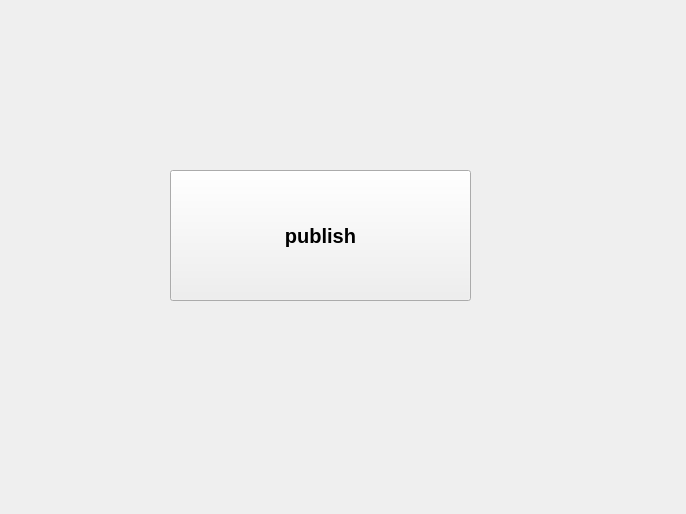
The window that tools/beam_publish/publish/ui/publish_ui.ui (liangyongg/Beam_Tools) describes before a commit, drawn with Qt 5.
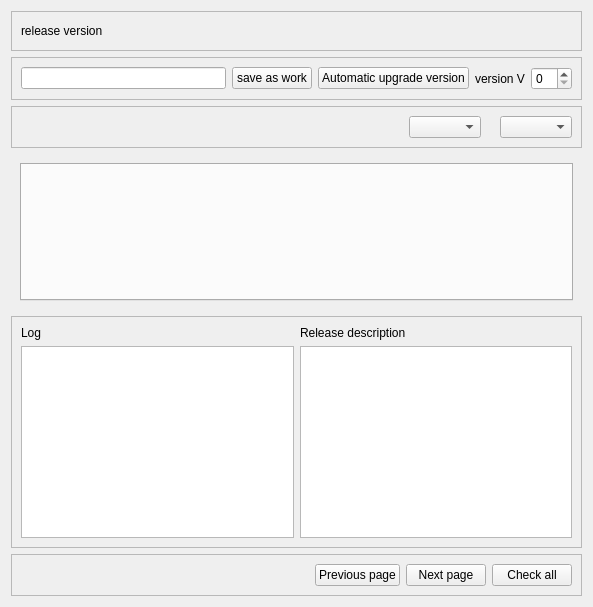
The same window after the commit.

The edit to the form file:
```diff
--- a/tools/beam_publish/publish/ui/publish_ui.ui
+++ b/tools/beam_publish/publish/ui/publish_ui.ui
@@ -6,33 +6,230 @@
    <rect>
     <x>0</x>
     <y>0</y>
-    <width>686</width>
-    <height>514</height>
+    <width>593</width>
+    <height>607</height>
    </rect>
   </property>
   <property name="windowTitle">
    <string>Form</string>
   </property>
-  <widget class="QPushButton" name="pushButton">
-   <property name="geometry">
-    <rect>
-     <x>170</x>
-     <y>170</y>
-     <width>301</width>
-     <height>131</height>
-    </rect>
-   </property>
-   <property name="font">
-    <font>
-     <pointsize>15</pointsize>
-     <weight>75</weight>
-     <bold>true</bold>
-    </font>
-   </property>
-   <property name="text">
-    <string>publish</string>
-   </property>
-  </widget>
+  <layout class="QVBoxLayout" name="verticalLayout_4">
+   <item>
+    <widget class="QFrame" name="frame">
+     <property name="frameShape">
+      <enum>QFrame::StyledPanel</enum>
+     </property>
+     <property name="frameShadow">
+      <enum>QFrame::Raised</enum>
+     </property>
+     <layout class="QHBoxLayout" name="horizontalLayout">
+      <item>
+       <widget class="QLabel" name="version_label">
+        <property name="text">
+         <string>release version</string>
+        </property>
+       </widget>
+      </item>
+      <item>
+       <spacer name="horizontalSpacer">
+        <property name="orientation">
+         <enum>Qt::Horizontal</enum>
+        </property>
+        <property name="sizeHint" stdset="0">
+         <size>
+          <width>417</width>
+          <height>20</height>
+         </size>
+        </property>
+       </spacer>
+      </item>
+     </layout>
+    </widget>
+   </item>
+   <item>
+    <widget class="QFrame" name="frame_2">
+     <property name="frameShape">
+      <enum>QFrame::StyledPanel</enum>
+     </property>
+     <property name="frameShadow">
+      <enum>QFrame::Raised</enum>
+     </property>
+     <layout class="QHBoxLayout" name="horizontalLayout_2">
+      <item>
+       <widget class="QLineEdit" name="version_lineEdit"/>
+      </item>
+      <item>
+       <widget class="QPushButton" name="save_as_work_pushButton">
+        <property name="text">
+         <string>save as work</string>
+        </property>
+       </widget>
+      </item>
+      <item>
+       <widget class="QPushButton" name="Automatic_upgrade_version_pushButton">
+        <property name="text">
+         <string>Automatic upgrade version</string>
+        </property>
+       </widget>
+      </item>
+      <item>
+       <widget class="QLabel" name="label_2">
+        <property name="text">
+         <string>version V</string>
+        </property>
+       </widget>
+      </item>
+      <item>
+       <widget class="QSpinBox" name="version_spinBox"/>
+      </item>
+     </layout>
+    </widget>
+   </item>
+   <item>
+    <widget class="QFrame" name="frame_3">
+     <property name="frameShape">
+      <enum>QFrame::StyledPanel</enum>
+     </property>
+     <property name="frameShadow">
+      <enum>QFrame::Raised</enum>
+     </property>
+     <layout class="QHBoxLayout" name="horizontalLayout_3">
+      <item>
+       <spacer name="horizontalSpacer_2">
+        <property name="orientation">
+         <enum>Qt::Horizontal</enum>
+        </property>
+        <property name="sizeHint" stdset="0">
+         <size>
+          <width>349</width>
+          <height>20</height>
+         </size>
+        </property>
+       </spacer>
+      </item>
+      <item>
+       <widget class="QComboBox" name="shot_asset_comboBox"/>
+      </item>
+      <item>
+       <widget class="QLabel" name="publish_step_label">
+        <property name="text">
+         <string/>
+        </property>
+       </widget>
+      </item>
+      <item>
+       <widget class="QComboBox" name="task_comboBox"/>
+      </item>
+     </layout>
+    </widget>
+   </item>
+   <item>
+    <widget class="QWidget" name="widget" native="true">
+     <layout class="QVBoxLayout" name="verticalLayout">
+      <item>
+       <widget class="QTabWidget" name="publish_work_tabWidget">
+        <property name="currentIndex">
+         <number>-1</number>
+        </property>
+       </widget>
+      </item>
+     </layout>
+    </widget>
+   </item>
+   <item>
+    <widget class="QFrame" name="frame_4">
+     <property name="frameShape">
+      <enum>QFrame::StyledPanel</enum>
+     </property>
+     <property name="frameShadow">
+      <enum>QFrame::Raised</enum>
+     </property>
+     <layout class="QHBoxLayout" name="horizontalLayout_4">
+      <item>
+       <layout class="QVBoxLayout" name="verticalLayout_2">
+        <item>
+         <widget class="QLabel" name="label_3">
+          <property name="text">
+           <string>Log</string>
+          </property>
+         </widget>
+        </item>
+        <item>
+         <widget class="QTextBrowser" name="publish_out_info_textBrowser"/>
+        </item>
+       </layout>
+      </item>
+      <item>
+       <layout class="QVBoxLayout" name="verticalLayout_3">
+        <item>
+         <widget class="QLabel" name="label_4">
+          <property name="text">
+           <string>Release description</string>
+          </property>
+         </widget>
+        </item>
+        <item>
+         <widget class="QPlainTextEdit" name="publish_info_plainTextEdit"/>
+        </item>
+       </layout>
+      </item>
+     </layout>
+    </widget>
+   </item>
+   <item>
+    <widget class="QFrame" name="frame_5">
+     <property name="frameShape">
+      <enum>QFrame::StyledPanel</enum>
+     </property>
+     <property name="frameShadow">
+      <enum>QFrame::Raised</enum>
+     </property>
+     <layout class="QHBoxLayout" name="horizontalLayout_5">
+      <item>
+       <spacer name="horizontalSpacer_3">
+        <property name="orientation">
+         <enum>Qt::Horizontal</enum>
+        </property>
+        <property name="sizeHint" stdset="0">
+         <size>
+          <width>224</width>
+          <height>20</height>
+         </size>
+        </property>
+       </spacer>
+      </item>
+      <item>
+       <widget class="QPushButton" name="Previous_page_pushButton">
+        <property name="text">
+         <string>Previous page</string>
+        </property>
+       </widget>
+      </item>
+      <item>
+       <widget class="QPushButton" name="Next_page_pushButton">
+        <property name="text">
+         <string>Next page</string>
+        </property>
+       </widget>
+      </item>
+      <item>
+       <widget class="QPushButton" name="Check_all_pushButton">
+        <property name="text">
+         <string>Check all</string>
+        </property>
+       </widget>
+      </item>
+     </layout>
+    </widget>
+   </item>
+  </layout>
+  <zorder>frame</zorder>
+  <zorder>frame_2</zorder>
+  <zorder>frame_3</zorder>
+  <zorder>widget</zorder>
+  <zorder>publish_work_tabWidget</zorder>
+  <zorder>frame_4</zorder>
+  <zorder>frame_5</zorder>
  </widget>
  <resources/>
  <connections/>
```
